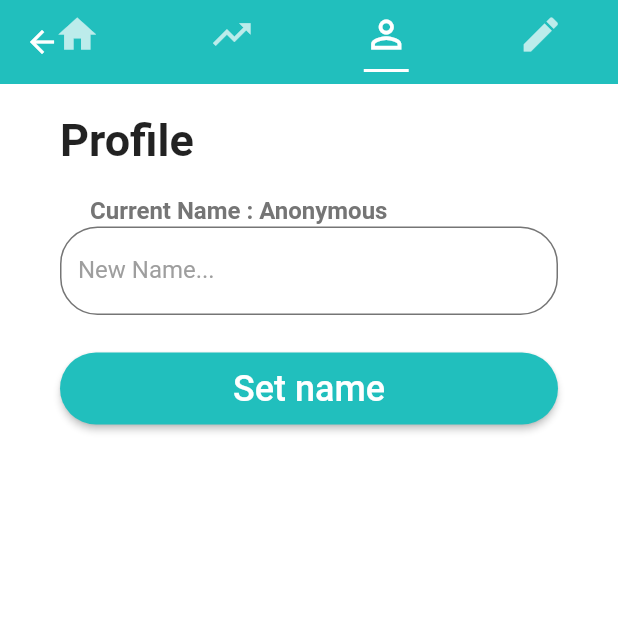
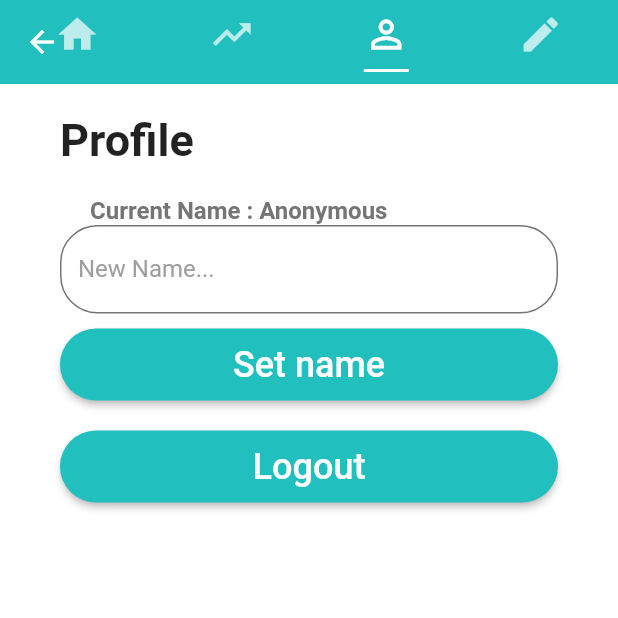
Before and after one commit to Jonbat/YeetPost-Mobile, a Flutter app: the AppBarWrapper screen opened directly, tab 3 chosen, on a phone screen of 412 x 824 dp, the top half of it. Run offline on Flutter 3.47's test engine with Material 2 defaults, Android fonts, the phone set to English and light mode, and no system bars; our stand-ins replace firebase_auth; accounts and stored records are empty; network calls fail; Roboto replaces fonts that are missing (Montserrat, Poppins).

Commit message:
Project name fix

```diff
--- a/lib/authenticate/authenticate.dart
+++ b/lib/authenticate/authenticate.dart
@@ -1,4 +1,4 @@
-import 'package:first_app/authenticate/signIn.dart';
+import 'package:yeetpost/authenticate/signIn.dart';
 import 'package:flutter/material.dart';
 
 class Authenticate extends StatefulWidget {
--- a/lib/customButton.dart
+++ /dev/null
@@ -1,26 +0,0 @@
-import 'package:flutter/material.dart';
-
-class CustomButton extends StatelessWidget {
-  final String buttonText;
-  CustomButton([this.buttonText]);
-
-  @override
-  Widget build(BuildContext context) {
-    return RaisedButton(
-      textColor: Colors.white,
-      child: Padding(
-        padding: EdgeInsets.all(10.0),
-        child: Row(
-          mainAxisAlignment: MainAxisAlignment.spaceEvenly,
-          children: <Widget>[
-            Text(buttonText, style: TextStyle(fontSize: 24.0)),
-          ],
-        )
-      ),
-      onPressed: () {},
-      shape: RoundedRectangleBorder(
-        borderRadius: BorderRadius.circular(30.0)
-      )
-    );
-  }
-}
--- a/lib/location.dart
+++ b/lib/location.dart
@@ -1,4 +1,4 @@
-import 'package:first_app/yeetPage.dart';
+import 'yeetPage.dart';
 import 'package:flutter/material.dart';
 
 class Location extends StatelessWidget {
--- /dev/null
+++ b/lib/models/user.dart
@@ -0,0 +1,4 @@
+class User {
+  final String uid;
+  User({this.uid});
+}
--- a/lib/profile.dart
+++ b/lib/profile.dart
@@ -1,7 +1,9 @@
 import 'package:flutter/material.dart';
-import 'customButton.dart';
+import 'services/auth.dart';
 
 class Profile extends StatelessWidget {
+  final AuthService _auth = AuthService();
+
   @override
   Widget build(BuildContext context) {
     return Padding(
@@ -20,7 +22,7 @@ class Profile extends StatelessWidget {
           ),
           //SizedBox(height: 50.0,),
           Padding(
-            padding: const EdgeInsets.only(left: 20, top: 20, right: 40, bottom: 1),
+            padding: const EdgeInsets.only(left: 20, top: 20, right: 40,),
             child: Text(
               'Current Name : Anonymous',
               style: TextStyle(
@@ -49,8 +51,36 @@ class Profile extends StatelessWidget {
               fontFamily: "Poppins",
             ),
           ),
-          SizedBox(height: 25.0,),
-          CustomButton('Set name')
+          SizedBox(height: 10.0,),
+          RaisedButton(
+            textColor: Colors.white,
+            child: Padding(
+              padding: EdgeInsets.all(10.0),
+              child: Row(
+                mainAxisAlignment: MainAxisAlignment.spaceEvenly,
+                children: <Widget>[
+                  Text('Set name', style: TextStyle(fontSize: 24.0)),
+                ],
+              )
+            ),
+            onPressed: () {},
+          ),
+          SizedBox(height: 20.0,),
+          RaisedButton(
+            textColor: Colors.white,
+            child: Padding(
+              padding: EdgeInsets.all(10.0),
+              child: Row(
+                mainAxisAlignment: MainAxisAlignment.spaceEvenly,
+                children: <Widget>[
+                  Text('Logout', style: TextStyle(fontSize: 24.0)),
+                ],
+              )
+            ),
+            onPressed: () async {
+              await _auth.signOut();
+            },
+          )
         ]
       ),
     );
--- a/lib/yeet.dart
+++ b/lib/yeet.dart
@@ -1,5 +1,5 @@
-import 'package:first_app/customTextBox.dart';
-import 'package:first_app/replyPage.dart';
+import 'customTextBox.dart';
+import 'replyPage.dart';
 import 'package:flutter/material.dart';
 import 'custom_icons.dart';
 
--- a/pubspec.yaml
+++ b/pubspec.yaml
@@ -1,4 +1,4 @@
-name: first_app
+name: yeetpost
 description: A new Flutter project.
 
 # The following defines the version and build number for your application.
@@ -25,6 +25,7 @@ dependencies:
   cupertino_icons: ^0.1.2
   firebase_auth: ^0.15.5+2
   cloud_firestore: ^0.13.4
+  provider: ^4.0.4
 
 dev_dependencies:
   flutter_test:
```
Also changed, not shown: lib/authenticate/signIn.dart (+21 -7 lines), lib/authenticationWrapper.dart (+12 -3 lines), lib/main.dart (+16 -10 lines), lib/services/auth.dart (+24 -1 lines), lib/writeYeet.dart (+13 -2 lines), pubspec.lock, 7 other files.
